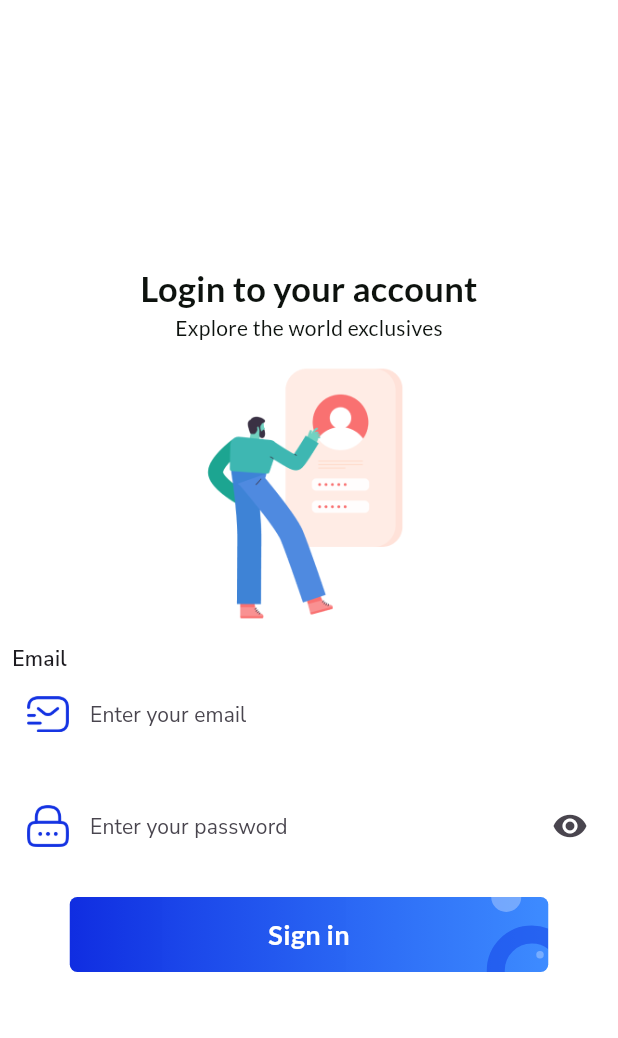
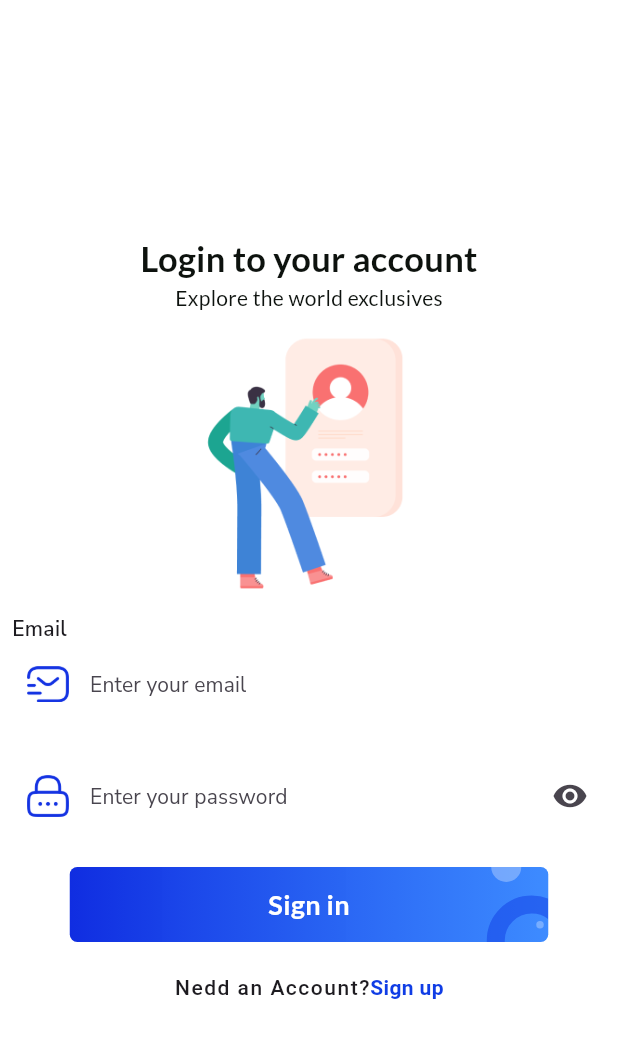
Before and after one commit to EdinaBiro/Mac_Store, a Flutter app: the screen it shows after launch, on a phone screen of 412 x 824 dp. Shown: the top 1038 px of the screen. Run offline on Flutter 3.47's test engine with Material 3 defaults, Android fonts, the phone set to English and light mode, and no system bars; our stand-ins replace google_fonts.

Commit message:
Display sign up text

```diff
--- a/lib/views/screens/authentication_screens/login_screen.dart
+++ b/lib/views/screens/authentication_screens/login_screen.dart
@@ -180,6 +180,18 @@ class LoginScreen extends StatelessWidget {
                       ],
                     ),
                   ),
+                  SizedBox(height: 20,),
+                  Row(
+                    mainAxisAlignment: MainAxisAlignment.center,
+                    children: [
+                    Text('Nedd an Account?', style: GoogleFonts.roboto(fontWeight: FontWeight.w500,
+
+                    letterSpacing: 1,
+                    )),
+                     Text('Sign up', style: GoogleFonts.roboto(color: Color(0xFF103DE5),
+                     fontWeight: FontWeight.bold,)),
+
+                  ],)
           ],
         ),
       ),
```
